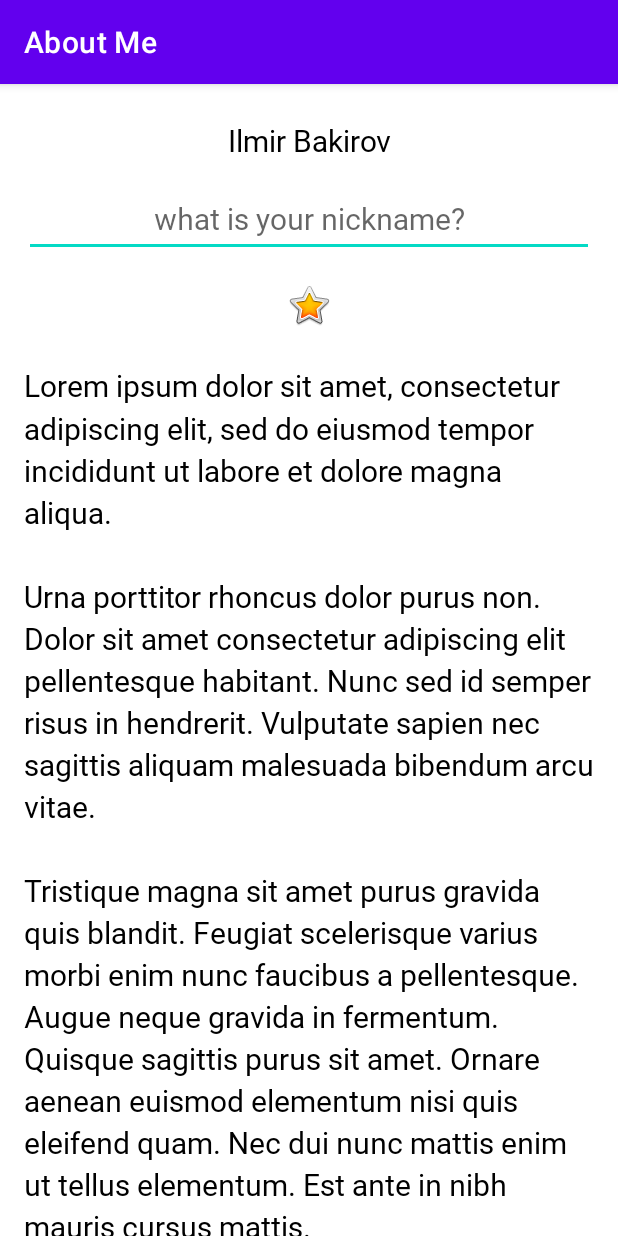
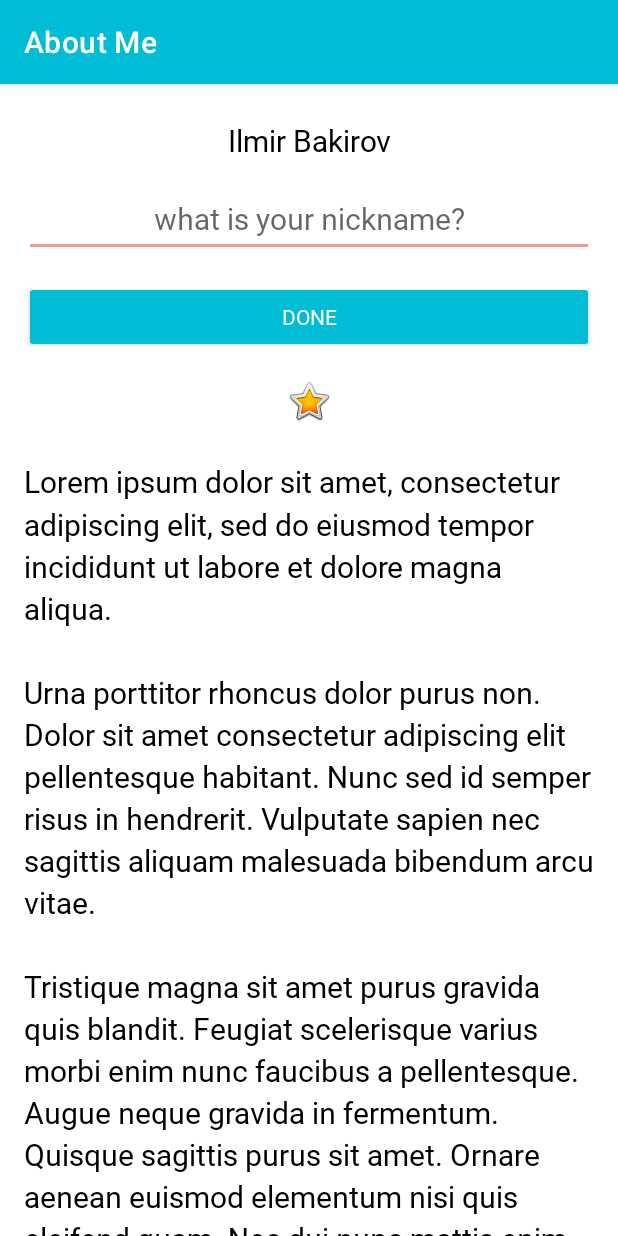
Before and after one commit to bakigoal/android_about-me, an Android app: the screen it shows after launch (MainActivity), on a phone screen of 412 x 824 dp. Run offline under Robolectric (Android 15) with nearby library versions, the phone set to English and light mode, and no system bars.

Commit message:
add button and edit colors.xml

```diff
--- a/app/src/main/res/layout/activity_main.xml
+++ b/app/src/main/res/layout/activity_main.xml
@@ -20,12 +20,29 @@
         style="@style/NameStyle"
         android:layout_width="match_parent"
         android:layout_height="wrap_content"
-        android:ems="10"
         android:hint="@string/what_is_your_nickname"
-        android:autofillHints=""
         android:inputType="textPersonName"
         android:minHeight="48dp"
-        android:textAlignment="center" />
+        android:textAlignment="center"
+        android:importantForAutofill="no" />
+
+    <Button
+        android:id="@+id/done_button"
+        style="@style/Widget.AppCompat.Button.Colored"
+        android:layout_width="match_parent"
+        android:layout_height="wrap_content"
+        android:layout_gravity="center_horizontal"
+        android:layout_marginTop="@dimen/layout_margin"
+        android:fontFamily="@font/roboto"
+        android:text="@string/done" />
+
+    <TextView
+        android:id="@+id/nickname_text"
+        style="@style/NameStyle"
+        android:layout_width="match_parent"
+        android:layout_height="wrap_content"
+        android:textAlignment="center"
+        android:visibility="gone" />
 
     <ImageView
         android:id="@+id/star_image"
--- a/app/src/main/res/values/colors.xml
+++ b/app/src/main/res/values/colors.xml
@@ -1,10 +1,10 @@
 <?xml version="1.0" encoding="utf-8"?>
 <resources>
-    <color name="purple_200">#FFBB86FC</color>
-    <color name="purple_500">#FF6200EE</color>
-    <color name="purple_700">#FF3700B3</color>
-    <color name="teal_200">#FF03DAC5</color>
-    <color name="teal_700">#FF018786</color>
+    <color name="purple_200">#FF80DEEA</color>
+    <color name="purple_500">#FF00BCD4</color>
+    <color name="purple_700">#0097A7</color>
+    <color name="teal_200">#EF9A9A</color>
+    <color name="teal_700">#D32F2F</color>
     <color name="black">#FF000000</color>
     <color name="white">#FFFFFFFF</color>
 </resources>
--- a/app/src/main/res/values/strings.xml
+++ b/app/src/main/res/values/strings.xml
@@ -8,4 +8,5 @@
 Pulvinar sapien et ligula ullamcorper malesuada proin libero nunc. Gravida rutrum quisque non tellus orci ac auctor augue. Quisque egestas diam in arcu cursus euismod. In hendrerit gravida rutrum quisque. Massa massa ultricies mi quis hendrerit. Diam quam nulla porttitor massa id neque aliquam vestibulum. Nullam ac tortor vitae purus. Pharetra vel turpis nunc eget. Non quam lacus suspendisse faucibus interdum posuere lorem ipsum. Dictum fusce ut placerat orci nulla pellentesque. Pellentesque nec nam aliquam sem et tortor consequat. Ultrices tincidunt arcu non sodales neque sodales ut etiam. Suspendisse in est ante in nibh mauris cursus. Consequat interdum varius sit amet mattis vulputate.\n\n
 Ullamcorper a lacus vestibulum sed arcu non odio euismod. Justo donec enim diam vulputate ut pharetra sit. Non tellus orci ac auctor augue mauris augue. Id aliquet lectus proin nibh nisl condimentum id venenatis a. Eu scelerisque felis imperdiet proin fermentum leo vel orci. Sit amet nisl suscipit adipiscing bibendum est ultricies. Blandit massa enim nec dui nunc. Facilisis magna etiam tempor orci. Amet mauris commodo quis imperdiet massa tincidunt nunc pulvinar. Lectus vestibulum mattis ullamcorper velit. Tortor vitae purus faucibus ornare. In aliquam sem fringilla ut morbi tincidunt augue interdum velit. Urna neque viverra justo nec ultrices dui sapien eget. Purus non enim praesent elementum.</string>
     <string name="what_is_your_nickname">what is your nickname?</string>
+    <string name="done">Done</string>
 </resources>
```
